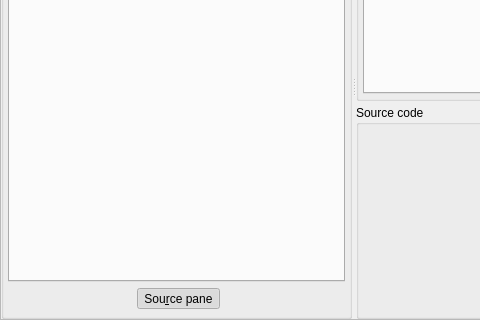
The window that libpgmodeler_ui/ui/sqltoolwidget.ui (pgmodeler/pgmodeler) describes before a commit, drawn with Qt 5; both pictures show x 0 to 480 and y 149 to 469 of the 707 by 469 pixel window.
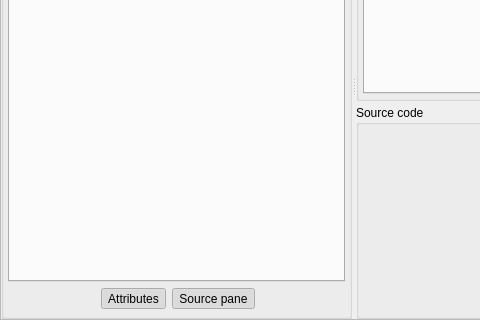
The same window after the commit. Icons and pictures are not drawn.

Diff of the .ui file:
```diff
--- a/libpgmodeler_ui/ui/sqltoolwidget.ui
+++ b/libpgmodeler_ui/ui/sqltoolwidget.ui
@@ -264,6 +264,47 @@
               </property>
              </spacer>
             </item>
+            <item>
+             <widget class="QToolButton" name="attributes_tb">
+              <property name="sizePolicy">
+               <sizepolicy hsizetype="Preferred" vsizetype="Preferred">
+                <horstretch>0</horstretch>
+                <verstretch>0</verstretch>
+               </sizepolicy>
+              </property>
+              <property name="toolTip">
+               <string>Toggle the object finder</string>
+              </property>
+              <property name="statusTip">
+               <string>Toggle the object's attributes grid</string>
+              </property>
+              <property name="text">
+               <string>Attributes</string>
+              </property>
+              <property name="icon">
+               <iconset resource="../res/resources.qrc">
+                <normaloff>:/icones/icones/attribute.png</normaloff>:/icones/icones/attribute.png</iconset>
+              </property>
+              <property name="iconSize">
+               <size>
+                <width>22</width>
+                <height>22</height>
+               </size>
+              </property>
+              <property name="shortcut">
+               <string>Alt+R</string>
+              </property>
+              <property name="checkable">
+               <bool>true</bool>
+              </property>
+              <property name="checked">
+               <bool>true</bool>
+              </property>
+              <property name="toolButtonStyle">
+               <enum>Qt::ToolButtonTextBesideIcon</enum>
+              </property>
+             </widget>
+            </item>
             <item>
              <widget class="QToolButton" name="source_pane_tb">
               <property name="sizePolicy">
@@ -279,7 +320,7 @@
                <string>Toggle the display of source code pane</string>
               </property>
               <property name="text">
-               <string>Sou&amp;rce pane</string>
+               <string>Source pane</string>
               </property>
               <property name="icon">
                <iconset resource="../res/resources.qrc">
@@ -322,7 +363,7 @@
           </item>
          </layout>
         </widget>
-        <widget class="QWidget" name="">
+        <widget class="QWidget" name="layoutWidget">
          <layout class="QVBoxLayout" name="verticalLayout_2">
           <item>
            <widget class="QSplitter" name="v_splitter">
```
Left out of the diff: 3 changed lines with no effect on the pictures.
